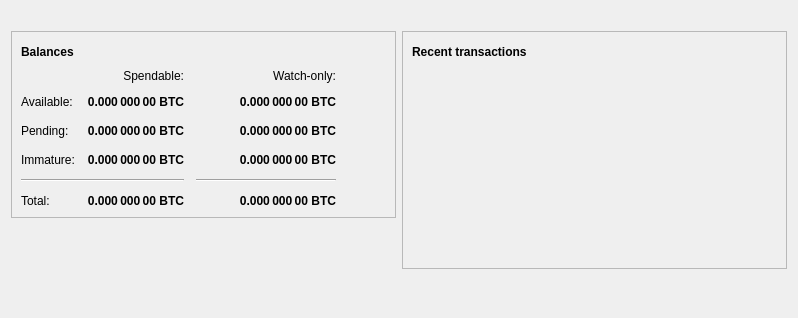
This is src/qt/forms/overviewpage.ui in equalishcoin/equalishcoind as Qt 5 draws it before an edit. The edited form follows.
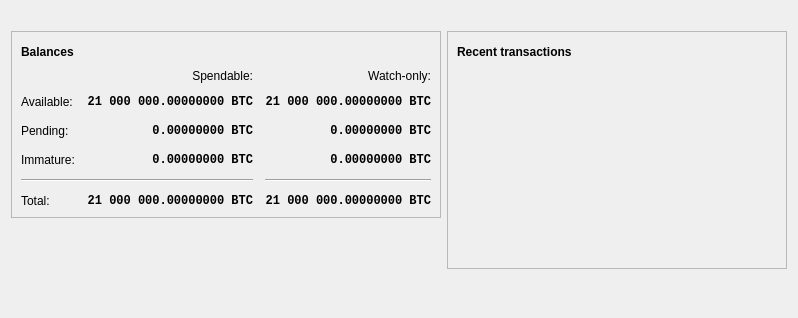
This is the edited form. Icons and pictures are not drawn.

```diff
--- a/src/qt/forms/overviewpage.ui
+++ b/src/qt/forms/overviewpage.ui
@@ -118,6 +118,7 @@
              <widget class="QLabel" name="labelWatchPending">
               <property name="font">
                <font>
+                <family>Monospace</family>
                 <weight>75</weight>
                 <bold>true</bold>
                </font>
@@ -129,7 +130,7 @@
                <string>Unconfirmed transactions to watch-only addresses</string>
               </property>
               <property name="text">
-               <string notr="true">0.000 000 00 BTC</string>
+               <string notr="true">0.00000000 BTC</string>
               </property>
               <property name="alignment">
                <set>Qt::AlignRight|Qt::AlignTrailing|Qt::AlignVCenter</set>
@@ -143,6 +144,7 @@
              <widget class="QLabel" name="labelUnconfirmed">
               <property name="font">
                <font>
+                <family>Monospace</family>
                 <weight>75</weight>
                 <bold>true</bold>
                </font>
@@ -154,7 +156,7 @@
                <string>Total of transactions that have yet to be confirmed, and do not yet count toward the spendable balance</string>
               </property>
               <property name="text">
-               <string notr="true">0.000 000 00 BTC</string>
+               <string notr="true">0.00000000 BTC</string>
               </property>
               <property name="alignment">
                <set>Qt::AlignRight|Qt::AlignTrailing|Qt::AlignVCenter</set>
@@ -168,6 +170,7 @@
              <widget class="QLabel" name="labelWatchImmature">
               <property name="font">
                <font>
+                <family>Monospace</family>
                 <weight>75</weight>
                 <bold>true</bold>
                </font>
@@ -179,7 +182,7 @@
                <string>Mined balance in watch-only addresses that has not yet matured</string>
               </property>
               <property name="text">
-               <string notr="true">0.000 000 00 BTC</string>
+               <string notr="true">0.00000000 BTC</string>
               </property>
               <property name="alignment">
                <set>Qt::AlignRight|Qt::AlignTrailing|Qt::AlignVCenter</set>
@@ -226,6 +229,7 @@
              <widget class="QLabel" name="labelImmature">
               <property name="font">
                <font>
+                <family>Monospace</family>
                 <weight>75</weight>
                 <bold>true</bold>
                </font>
@@ -237,7 +241,7 @@
                <string>Mined balance that has not yet matured</string>
               </property>
               <property name="text">
-               <string notr="true">0.000 000 00 BTC</string>
+               <string notr="true">0.00000000 BTC</string>
               </property>
               <property name="alignment">
                <set>Qt::AlignRight|Qt::AlignTrailing|Qt::AlignVCenter</set>
@@ -271,6 +275,7 @@
              <widget class="QLabel" name="labelTotal">
               <property name="font">
                <font>
+                <family>Monospace</family>
                 <weight>75</weight>
                 <bold>true</bold>
                </font>
@@ -282,7 +287,7 @@
                <string>Your current total balance</string>
               </property>
               <property name="text">
-               <string notr="true">0.000 000 00 BTC</string>
+               <string notr="true">21 000 000.00000000 BTC</string>
               </property>
               <property name="alignment">
                <set>Qt::AlignRight|Qt::AlignTrailing|Qt::AlignVCenter</set>
@@ -296,6 +301,7 @@
              <widget class="QLabel" name="labelWatchTotal">
               <property name="font">
                <font>
+                <family>Monospace</family>
                 <weight>75</weight>
                 <bold>true</bold>
                </font>
@@ -307,7 +313,7 @@
                <string>Current total balance in watch-only addresses</string>
               </property>
               <property name="text">
-               <string notr="true">0.000 000 00 BTC</string>
+               <string notr="true">21 000 000.00000000 BTC</string>
               </property>
               <property name="alignment">
                <set>Qt::AlignRight|Qt::AlignTrailing|Qt::AlignVCenter</set>
@@ -338,6 +344,7 @@
              <widget class="QLabel" name="labelBalance">
               <property name="font">
                <font>
+                <family>Monospace</family>
                 <weight>75</weight>
                 <bold>true</bold>
                </font>
@@ -349,7 +356,7 @@
                <string>Your current spendable balance</string>
               </property>
               <property name="text">
-               <string notr="true">0.000 000 00 BTC</string>
+               <string notr="true">21 000 000.00000000 BTC</string>
               </property>
               <property name="alignment">
                <set>Qt::AlignRight|Qt::AlignTrailing|Qt::AlignVCenter</set>
@@ -363,6 +370,7 @@
              <widget class="QLabel" name="labelWatchAvailable">
               <property name="font">
                <font>
+                <family>Monospace</family>
                 <weight>75</weight>
                 <bold>true</bold>
                </font>
@@ -374,7 +382,7 @@
                <string>Your current balance in watch-only addresses</string>
               </property>
               <property name="text">
-               <string notr="true">0.000 000 00 BTC</string>
+               <string notr="true">21 000 000.00000000 BTC</string>
               </property>
               <property name="alignment">
                <set>Qt::AlignRight|Qt::AlignTrailing|Qt::AlignVCenter</set>
```
